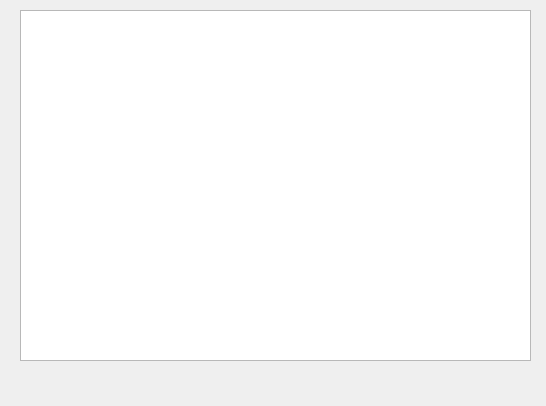
This is output.ui in Ol333/dipl as Qt 5 draws it before an edit. The edited form follows.
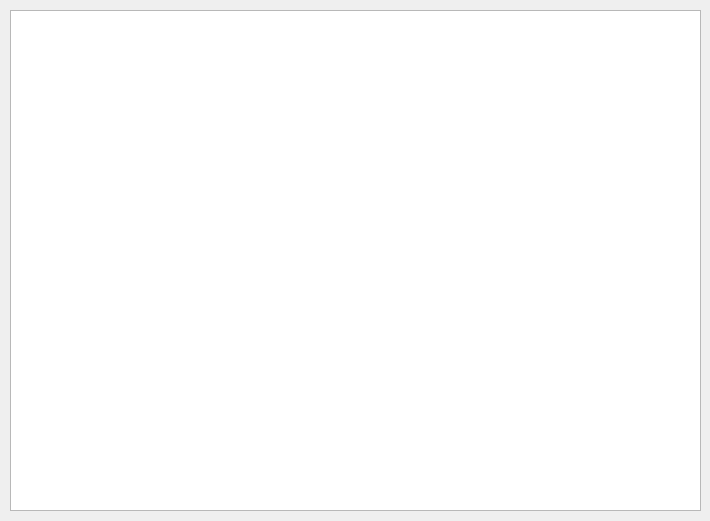
This is the edited form.

What changed in the file:
```diff
--- a/output.ui
+++ b/output.ui
@@ -6,8 +6,8 @@
    <rect>
     <x>0</x>
     <y>0</y>
-    <width>546</width>
-    <height>406</height>
+    <width>710</width>
+    <height>521</height>
    </rect>
   </property>
   <property name="windowTitle">
@@ -16,10 +16,10 @@
   <widget class="QTextEdit" name="textEdit">
    <property name="geometry">
     <rect>
-     <x>20</x>
+     <x>10</x>
      <y>10</y>
-     <width>511</width>
-     <height>351</height>
+     <width>691</width>
+     <height>501</height>
     </rect>
    </property>
    <property name="readOnly">
```
